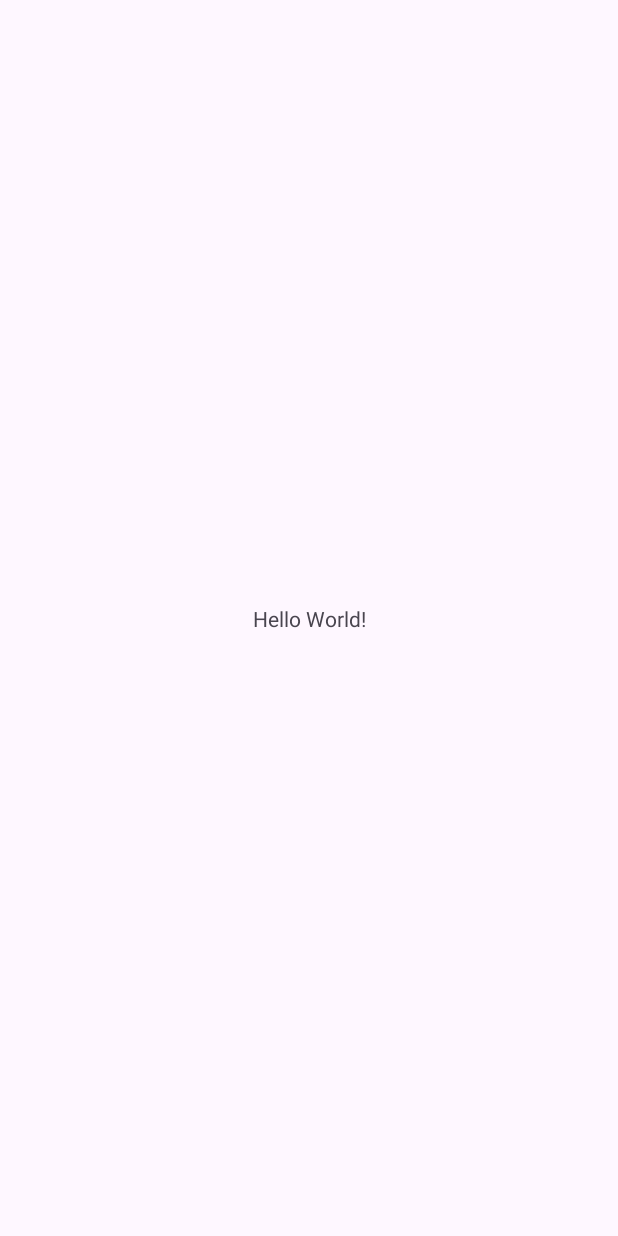
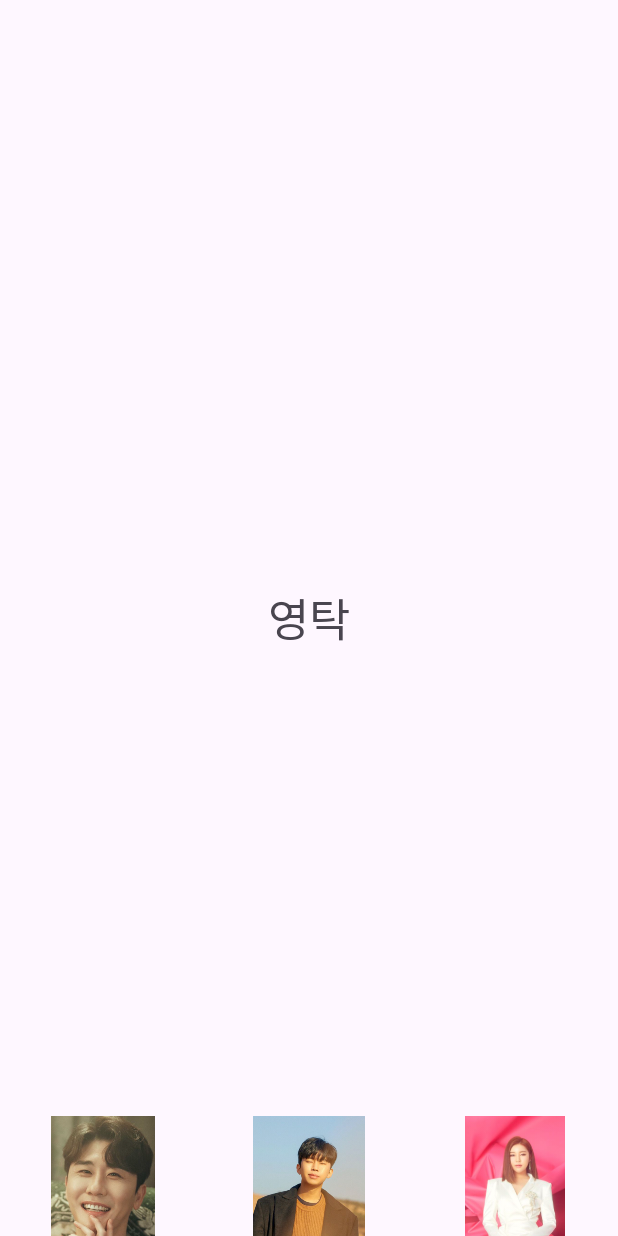
Before and after one commit to Dalso13/trot-list, an Android app: the screen it shows after launch (MainActivity), on a phone screen of 412 x 824 dp. Before the commit the screen is almost empty. Run offline under Robolectric (Android 15) with nearby library versions, the phone set to English and light mode, and no system bars.

Commit message:
feat: 네비게이션바 구현

```diff
--- a/app/build.gradle.kts
+++ b/app/build.gradle.kts
@@ -42,6 +42,8 @@ dependencies {
     implementation(libs.material)
     implementation(libs.androidx.activity)
     implementation(libs.androidx.constraintlayout)
+    implementation(libs.androidx.navigation.fragment.ktx)
+    implementation(libs.androidx.navigation.ui.ktx)
     testImplementation(libs.junit)
     androidTestImplementation(libs.androidx.junit)
     androidTestImplementation(libs.androidx.espresso.core)
--- a/app/src/main/java/com/jdw/trot_list/MainActivity.kt
+++ b/app/src/main/java/com/jdw/trot_list/MainActivity.kt
@@ -9,12 +9,8 @@ import androidx.core.view.WindowInsetsCompat
 class MainActivity : AppCompatActivity() {
     override fun onCreate(savedInstanceState: Bundle?) {
         super.onCreate(savedInstanceState)
-        enableEdgeToEdge()
         setContentView(R.layout.activity_main)
-        ViewCompat.setOnApplyWindowInsetsListener(findViewById(R.id.main)) { v, insets ->
-            val systemBars = insets.getInsets(WindowInsetsCompat.Type.systemBars())
-            v.setPadding(systemBars.left, systemBars.top, systemBars.right, systemBars.bottom)
-            insets
-        }
+
+
     }
 }
--- /dev/null
+++ b/app/src/main/java/com/jdw/trot_list/Sing1Fragment.kt
@@ -0,0 +1,36 @@
+package com.jdw.trot_list
+
+import android.os.Bundle
+import androidx.fragment.app.Fragment
+import android.view.LayoutInflater
+import android.view.View
+import android.view.ViewGroup
+import android.widget.ImageView
+import androidx.navigation.findNavController
+
+
+class Sing1Fragment : Fragment() {
+
+
+    override fun onCreate(savedInstanceState: Bundle?) {
+        super.onCreate(savedInstanceState)
+    }
+
+    override fun onCreateView(
+        inflater: LayoutInflater, container: ViewGroup?,
+        savedInstanceState: Bundle?
+    ): View? {
+        // Inflate the layout for this fragment
+        val view = inflater.inflate(R.layout.fragment_sing1, container, false)
+
+        view.findViewById<ImageView>(R.id.img2).setOnClickListener {
+            it.findNavController().navigate(R.id.action_sing1Fragment_to_sing2Fragment)
+        }
+
+        view.findViewById<ImageView>(R.id.img3).setOnClickListener {
+            it.findNavController().navigate(R.id.action_sing1Fragment_to_sing3Fragment)
+        }
+
+        return view
+    }
+}
--- a/app/src/main/res/layout/activity_main.xml
+++ b/app/src/main/res/layout/activity_main.xml
@@ -7,13 +7,14 @@
     android:layout_height="match_parent"
     tools:context=".MainActivity">
 
-    <TextView
-        android:layout_width="wrap_content"
-        android:layout_height="wrap_content"
-        android:text="Hello World!"
-        app:layout_constraintBottom_toBottomOf="parent"
-        app:layout_constraintEnd_toEndOf="parent"
-        app:layout_constraintStart_toStartOf="parent"
-        app:layout_constraintTop_toTopOf="parent" />
 
+    <androidx.fragment.app.FragmentContainerView
+        android:id="@+id/fragmentContainerView"
+        android:name="androidx.navigation.fragment.NavHostFragment"
+        android:layout_width="match_parent"
+        android:layout_height="match_parent"
+        app:defaultNavHost="true"
+        app:navGraph="@navigation/main_nav"
+        tools:layout_editor_absoluteX="1dp"
+        tools:layout_editor_absoluteY="1dp" />
 </androidx.constraintlayout.widget.ConstraintLayout>
--- /dev/null
+++ b/app/src/main/res/layout/fragment_sing1.xml
@@ -0,0 +1,43 @@
+<?xml version="1.0" encoding="utf-8"?>
+<androidx.constraintlayout.widget.ConstraintLayout xmlns:android="http://schemas.android.com/apk/res/android"
+    xmlns:tools="http://schemas.android.com/tools"
+    android:layout_width="match_parent"
+    android:layout_height="match_parent"
+    xmlns:app="http://schemas.android.com/apk/res-auto"
+    tools:context=".Sing1Fragment">
+
+    <!-- TODO: Update blank fragment layout -->
+    <TextView
+        android:gravity="center"
+        android:textSize="30sp"
+        android:layout_width="match_parent"
+        android:layout_height="match_parent"
+        android:text="영탁" />
+
+    <LinearLayout
+        android:layout_width="match_parent"
+        android:layout_height="80dp"
+        app:layout_constraintBottom_toBottomOf="parent">
+
+        <ImageView
+            android:id="@+id/img1"
+            android:src="@drawable/photo1"
+            android:layout_width="match_parent"
+            android:layout_height="match_parent"
+            android:layout_weight="1"/>
+        <ImageView
+            android:id="@+id/img2"
+            android:src="@drawable/photo2"
+            android:layout_width="match_parent"
+            android:layout_height="match_parent"
+            android:layout_weight="1"/>
+        <ImageView
+            android:id="@+id/img3"
+            android:src="@drawable/photo3"
+            android:layout_width="match_parent"
+            android:layout_height="match_parent"
+            android:layout_weight="1"/>
+
+    </LinearLayout>
+
+</androidx.constraintlayout.widget.ConstraintLayout>
--- /dev/null
+++ b/app/src/main/res/navigation/main_nav.xml
@@ -0,0 +1,44 @@
+<?xml version="1.0" encoding="utf-8"?>
+<navigation xmlns:android="http://schemas.android.com/apk/res/android"
+    xmlns:app="http://schemas.android.com/apk/res-auto"
+    xmlns:tools="http://schemas.android.com/tools"
+    android:id="@+id/main_nav"
+    app:startDestination="@id/sing1Fragment">
+
+    <fragment
+        android:id="@+id/sing1Fragment"
+        android:name="com.jdw.trot_list.Sing1Fragment"
+        android:label="fragment_sing1"
+        tools:layout="@layout/fragment_sing1" >
+        <action
+            android:id="@+id/action_sing1Fragment_to_sing2Fragment"
+            app:destination="@id/sing2Fragment" />
+        <action
+            android:id="@+id/action_sing1Fragment_to_sing3Fragment"
+            app:destination="@id/sing3Fragment" />
+    </fragment>
+    <fragment
+        android:id="@+id/sing2Fragment"
+        android:name="com.jdw.trot_list.Sing2Fragment"
+        android:label="fragment_sing2"
+        tools:layout="@layout/fragment_sing2" >
+        <action
+            android:id="@+id/action_sing2Fragment_to_sing1Fragment"
+            app:destination="@id/sing1Fragment" />
+        <action
+            android:id="@+id/action_sing2Fragment_to_sing3Fragment"
+            app:destination="@id/sing3Fragment" />
+    </fragment>
+    <fragment
+        android:id="@+id/sing3Fragment"
+        android:name="com.jdw.trot_list.Sing3Fragment"
+        android:label="fragment_sing3"
+        tools:layout="@layout/fragment_sing3" >
+        <action
+            android:id="@+id/action_sing3Fragment_to_sing1Fragment"
+            app:destination="@id/sing1Fragment" />
+        <action
+            android:id="@+id/action_sing3Fragment_to_sing2Fragment"
+            app:destination="@id/sing2Fragment" />
+    </fragment>
+</navigation>
--- a/app/src/main/res/values/strings.xml
+++ b/app/src/main/res/values/strings.xml
@@ -1,3 +1,5 @@
 <resources>
     <string name="app_name">trot_list</string>
+    <!-- TODO: Remove or change this placeholder text -->
+    <string name="hello_blank_fragment">Hello blank fragment</string>
 </resources>
--- a/gradle/libs.versions.toml
+++ b/gradle/libs.versions.toml
@@ -9,6 +9,8 @@ appcompat = "1.7.0"
 material = "1.12.0"
 activity = "1.10.1"
 constraintlayout = "2.2.1"
+navigationFragmentKtx = "2.8.9"
+navigationUiKtx = "2.8.9"
 
 [libraries]
 androidx-core-ktx = { group = "androidx.core", name = "core-ktx", version.ref = "coreKtx" }
@@ -19,6 +21,8 @@ androidx-appcompat = { group = "androidx.appcompat", name = "appcompat", version
 material = { group = "com.google.android.material", name = "material", version.ref = "material" }
 androidx-activity = { group = "androidx.activity", name = "activity", version.ref = "activity" }
 androidx-constraintlayout = { group = "androidx.constraintlayout", name = "constraintlayout", version.ref = "constraintlayout" }
+androidx-navigation-fragment-ktx = { group = "androidx.navigation", name = "navigation-fragment-ktx", version.ref = "navigationFragmentKtx" }
+androidx-navigation-ui-ktx = { group = "androidx.navigation", name = "navigation-ui-ktx", version.ref = "navigationUiKtx" }
 
 [plugins]
 android-application = { id = "com.android.application", version.ref = "agp" }
```
Also changed, not shown: app/src/main/java/com/jdw/trot_list/Sing2Fragment.kt (added, +38 -0 lines), app/src/main/java/com/jdw/trot_list/Sing3Fragment.kt (added, +38 -0 lines), app/src/main/res/layout/fragment_sing2.xml (added, +43 -0 lines), app/src/main/res/layout/fragment_sing3.xml (added, +42 -0 lines), app/src/main/res/drawable/photo1.png (added), app/src/main/res/drawable/photo2.png (added), app/src/main/res/drawable/photo3.png (added).
